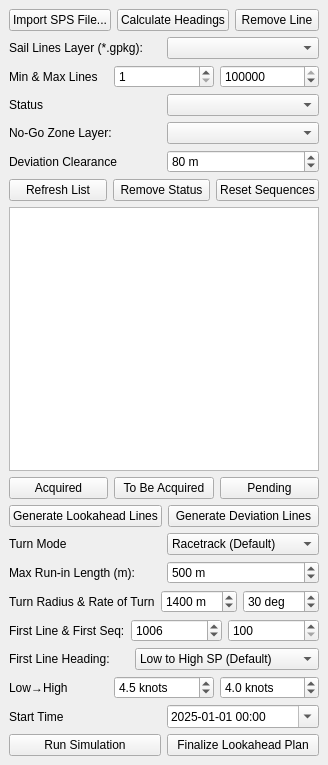
First picture: the form in lookahead_dockwidget_base.ui, repository aubtolegen/lookahead-qgis, before the edit.
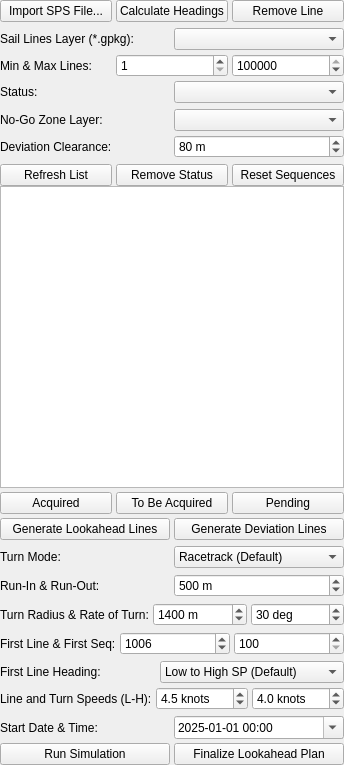
Second picture: the form after the edit.

The edit to the form file:
```diff
--- a/lookahead_dockwidget_base.ui
+++ b/lookahead_dockwidget_base.ui
@@ -15,8 +15,38 @@
   </property>
   <widget class="QWidget" name="dockWidgetContents">
    <layout class="QVBoxLayout" name="verticalLayout">
+   <property name="spacing">
+    <number>4</number>
+   </property>
+   <property name="leftMargin">
+    <number>0</number>
+   </property>
+   <property name="topMargin">
+    <number>0</number>
+   </property>
+   <property name="rightMargin">
+    <number>0</number>
+   </property>
+   <property name="bottomMargin">
+    <number>0</number>
+   </property>
     <item>
      <layout class="QHBoxLayout" name="horizontalLayout_8">
+      <property name="spacing">
+       <number>4</number>
+      </property>
+      <property name="leftMargin">
+       <number>0</number>
+      </property>
+      <property name="topMargin">
+       <number>0</number>
+      </property>
+      <property name="rightMargin">
+       <number>0</number>
+      </property>
+      <property name="bottomMargin">
+       <number>0</number>
+      </property>
       <item>
        <widget class="QPushButton" name="importSpsButton">
         <property name="text">
@@ -41,7 +71,22 @@
      </layout>
     </item>
     <item>
-     <layout class="QHBoxLayout" name="horizontalLayout">
+    <layout class="QHBoxLayout" name="horizontalLayout">
+     <property name="spacing">
+      <number>4</number>
+     </property>
+     <property name="leftMargin">
+      <number>0</number>
+     </property>
+     <property name="topMargin">
+      <number>2</number>
+     </property>
+     <property name="rightMargin">
+      <number>0</number>
+     </property>
+     <property name="bottomMargin">
+      <number>0</number>
+     </property>
       <item>
        <widget class="QLabel" name="label">
         <property name="layoutDirection">
@@ -58,11 +103,26 @@
      </layout>
     </item>
     <item>
-     <layout class="QHBoxLayout" name="horizontalLayout_2">
+    <layout class="QHBoxLayout" name="horizontalLayout_2">
+     <property name="spacing">
+      <number>4</number>
+     </property>
+     <property name="leftMargin">
+      <number>0</number>
+     </property>
+     <property name="topMargin">
+      <number>0</number>
+     </property>
+     <property name="rightMargin">
+      <number>0</number>
+     </property>
+     <property name="bottomMargin">
+      <number>0</number>
+     </property>
       <item>
        <widget class="QLabel" name="label_2">
         <property name="text">
-         <string>Min &amp; Max Lines</string>
+         <string>Min &amp; Max Lines:</string>
         </property>
         <property name="alignment">
          <set>Qt::AlignLeading|Qt::AlignVCenter</set>
@@ -98,11 +158,26 @@
      </layout>
     </item>
     <item>
-     <layout class="QHBoxLayout" name="horizontalLayout_4">
+    <layout class="QHBoxLayout" name="horizontalLayout_4">
+     <property name="spacing">
+      <number>4</number>
+     </property>
+     <property name="leftMargin">
+      <number>0</number>
+     </property>
+     <property name="topMargin">
+      <number>0</number>
+     </property>
+     <property name="rightMargin">
+      <number>0</number>
+     </property>
+     <property name="bottomMargin">
+      <number>0</number>
+     </property>
       <item>
        <widget class="QLabel" name="label_4">
         <property name="text">
-         <string>Status</string>
+         <string>Status:</string>
         </property>
        </widget>
       </item>
@@ -112,7 +187,22 @@
      </layout>
     </item>
     <item>
-     <layout class="QHBoxLayout" name="horizontalLayout_5">
+    <layout class="QHBoxLayout" name="horizontalLayout_5">
+     <property name="spacing">
+      <number>4</number>
+     </property>
+     <property name="leftMargin">
+      <number>0</number>
+     </property>
+     <property name="topMargin">
+      <number>2</number>
+     </property>
+     <property name="rightMargin">
+      <number>0</number>
+     </property>
+     <property name="bottomMargin">
+      <number>0</number>
+     </property>
       <item>
        <widget class="QLabel" name="label_5">
         <property name="text">
@@ -126,11 +216,26 @@
      </layout>
     </item>
     <item>
-     <layout class="QHBoxLayout" name="horizontalLayout_19">
+    <layout class="QHBoxLayout" name="horizontalLayout_19">
+     <property name="spacing">
+      <number>4</number>
+     </property>
+     <property name="leftMargin">
+      <number>0</number>
+     </property>
+     <property name="topMargin">
+      <number>0</number>
+     </property>
+     <property name="rightMargin">
+      <number>0</number>
+     </property>
+     <property name="bottomMargin">
+      <number>0</number>
+     </property>
       <item>
        <widget class="QLabel" name="label_17">
         <property name="text">
-         <string>Deviation Clearance</string>
+         <string>Deviation Clearance:</string>
         </property>
        </widget>
       </item>
@@ -154,8 +259,38 @@
     </item>
     <item>
      <layout class="QVBoxLayout" name="verticalLayout_2">
+      <property name="spacing">
+       <number>0</number>
+      </property>
+      <property name="leftMargin">
+       <number>0</number>
+      </property>
+      <property name="topMargin">
+       <number>0</number>
+      </property>
+      <property name="rightMargin">
+       <number>0</number>
+      </property>
+      <property name="bottomMargin">
+       <number>0</number>
+      </property>
       <item>
        <layout class="QHBoxLayout" name="horizontalLayout_refresh_status">
+        <property name="spacing">
+         <number>4</number>
+        </property>
+        <property name="leftMargin">
+         <number>0</number>
+        </property>
+        <property name="topMargin">
+         <number>2</number>
+        </property>
+        <property name="rightMargin">
+         <number>0</number>
+        </property>
+        <property name="bottomMargin">
+         <number>0</number>
+        </property>
         <item>
          <widget class="QPushButton" name="applyFilterButton">
           <property name="text">
@@ -186,6 +321,21 @@
     </item>
     <item>
      <layout class="QHBoxLayout" name="horizontalLayout_7">
+      <property name="spacing">
+       <number>4</number>
+      </property>
+      <property name="leftMargin">
+       <number>0</number>
+      </property>
+      <property name="topMargin">
+       <number>0</number>
+      </property>
+      <property name="rightMargin">
+       <number>0</number>
+      </property>
+      <property name="bottomMargin">
+       <number>0</number>
+      </property>
       <item>
        <widget class="QPushButton" name="markAcquiredButton">
         <property name="text">
@@ -211,6 +361,21 @@
     </item>
     <item>
      <layout class="QHBoxLayout" name="horizontalLayout_6">
+      <property name="spacing">
+       <number>4</number>
+      </property>
+      <property name="leftMargin">
+       <number>0</number>
+      </property>
+      <property name="topMargin">
+       <number>0</number>
+      </property>
+      <property name="rightMargin">
+       <number>0</number>
+      </property>
+      <property name="bottomMargin">
+       <number>0</number>
+      </property>
       <item>
        <widget class="QPushButton" name="generateLinesButton">
         <property name="text">
@@ -228,11 +393,26 @@
      </layout>
     </item>
     <item>
-     <layout class="QHBoxLayout" name="horizontalLayout_18">
+    <layout class="QHBoxLayout" name="horizontalLayout_18">
+     <property name="spacing">
+      <number>4</number>
+     </property>
+     <property name="leftMargin">
+      <number>0</number>
+     </property>
+     <property name="topMargin">
+      <number>2</number>
+     </property>
+     <property name="rightMargin">
+      <number>0</number>
+     </property>
+     <property name="bottomMargin">
+      <number>0</number>
+     </property>
       <item>
        <widget class="QLabel" name="label_15">
         <property name="text">
-         <string>Turn Mode</string>
+         <string>Turn Mode:</string>
         </property>
        </widget>
       </item>
@@ -253,11 +433,26 @@
      </layout>
     </item>
     <item>
-     <layout class="QHBoxLayout" name="horizontalLayout_10">
+    <layout class="QHBoxLayout" name="horizontalLayout_10">
+     <property name="spacing">
+      <number>4</number>
+     </property>
+     <property name="leftMargin">
+      <number>0</number>
+     </property>
+     <property name="topMargin">
+      <number>2</number>
+     </property>
+     <property name="rightMargin">
+      <number>0</number>
+     </property>
+     <property name="bottomMargin">
+      <number>0</number>
+     </property>
       <item>
        <widget class="QLabel" name="label_7">
         <property name="text">
-         <string>Max Run-in Length (m):</string>
+         <string>Run-In &amp; Run-Out:</string>
         </property>
        </widget>
       </item>
@@ -283,11 +478,26 @@
      </layout>
     </item>
     <item>
-     <layout class="QHBoxLayout" name="horizontalLayout_12">
+    <layout class="QHBoxLayout" name="horizontalLayout_12">
+     <property name="spacing">
+      <number>4</number>
+     </property>
+     <property name="leftMargin">
+      <number>0</number>
+     </property>
+     <property name="topMargin">
+      <number>2</number>
+     </property>
+     <property name="rightMargin">
+      <number>0</number>
+     </property>
+     <property name="bottomMargin">
+      <number>0</number>
+     </property>
       <item>
        <widget class="QLabel" name="label_9">
         <property name="text">
-         <string>Turn Radius &amp; Rate of Turn</string>
+         <string>Turn Radius &amp; Rate of Turn:</string>
         </property>
         <property name="alignment">
          <set>Qt::AlignLeading|Qt::AlignVCenter</set>
@@ -335,7 +545,22 @@
      </layout>
     </item>
     <item>
-     <layout class="QHBoxLayout" name="horizontalLayout_13">
+    <layout class="QHBoxLayout" name="horizontalLayout_13">
+     <property name="spacing">
+      <number>4</number>
+     </property>
+     <property name="leftMargin">
+      <number>0</number>
+     </property>
+     <property name="topMargin">
+      <number>2</number>
+     </property>
+     <property name="rightMargin">
+      <number>0</number>
+     </property>
+     <property name="bottomMargin">
+      <number>0</number>
+     </property>
       <item>
        <widget class="QLabel" name="label_10">
         <property name="text">
@@ -372,7 +597,22 @@
      </layout>
     </item>
     <item>
-     <layout class="QHBoxLayout" name="horizontalLayout_14">
+    <layout class="QHBoxLayout" name="horizontalLayout_14">
+     <property name="spacing">
+      <number>4</number>
+     </property>
+     <property name="leftMargin">
+      <number>0</number>
+     </property>
+     <property name="topMargin">
+      <number>2</number>
+     </property>
+     <property name="rightMargin">
+      <number>0</number>
+     </property>
+     <property name="bottomMargin">
+      <number>0</number>
+     </property>
       <item>
        <widget class="QLabel" name="label_11">
         <property name="text">
@@ -397,11 +637,26 @@
      </layout>
     </item>
     <item>
-     <layout class="QHBoxLayout" name="horizontalLayout_15">
+    <layout class="QHBoxLayout" name="horizontalLayout_15">
+     <property name="spacing">
+      <number>4</number>
+     </property>
+     <property name="leftMargin">
+      <number>0</number>
+     </property>
+     <property name="topMargin">
+      <number>0</number>
+     </property>
+     <property name="rightMargin">
+      <number>0</number>
+     </property>
+     <property name="bottomMargin">
+      <number>0</number>
+     </property>
       <item>
        <widget class="QLabel" name="label_12">
         <property name="text">
-         <string>Low→High</string>
+         <string>Line and Turn Speeds (L-H):</string>
         </property>
         <property name="alignment">
          <set>Qt::AlignLeading|Qt::AlignVCenter</set>
@@ -410,6 +665,12 @@
       </item>
       <item>
        <widget class="QDoubleSpinBox" name="acqSpeedPrimaryDoubleSpinBox">
+        <property name="minimumSize">
+         <size>
+          <width>92</width>
+          <height>0</height>
+         </size>
+        </property>
         <property name="suffix">
          <string> knots</string>
         </property>
@@ -432,6 +693,12 @@
       </item>
       <item>
        <widget class="QDoubleSpinBox" name="turnSpeedDoubleSpinBox">
+        <property name="minimumSize">
+         <size>
+          <width>92</width>
+          <height>0</height>
+         </size>
+        </property>
         <property name="suffix">
          <string> knots</string>
         </property>
@@ -455,11 +722,26 @@
      </layout>
     </item>
     <item>
-     <layout class="QHBoxLayout" name="horizontalLayout_17">
+    <layout class="QHBoxLayout" name="horizontalLayout_17">
+     <property name="spacing">
+      <number>4</number>
+     </property>
+     <property name="leftMargin">
+      <number>0</number>
+     </property>
+     <property name="topMargin">
+      <number>2</number>
+     </property>
+     <property name="rightMargin">
+      <number>0</number>
+     </property>
+     <property name="bottomMargin">
+      <number>0</number>
+     </property>
       <item>
        <widget class="QLabel" name="label_14">
         <property name="text">
-         <string>Start Time</string>
+         <string>Start Date &amp; Time:</string>
         </property>
        </widget>
       </item>
@@ -487,6 +769,21 @@
     </item>
     <item>
      <layout class="QHBoxLayout" name="horizontalLayout_finalize">
+      <property name="spacing">
+       <number>4</number>
+      </property>
+      <property name="leftMargin">
+       <number>0</number>
+      </property>
+      <property name="topMargin">
+       <number>0</number>
+      </property>
+      <property name="rightMargin">
+       <number>0</number>
+      </property>
+      <property name="bottomMargin">
+       <number>0</number>
+      </property>
       <item>
        <widget class="QPushButton" name="runSimulationButton">
         <property name="text">
```
